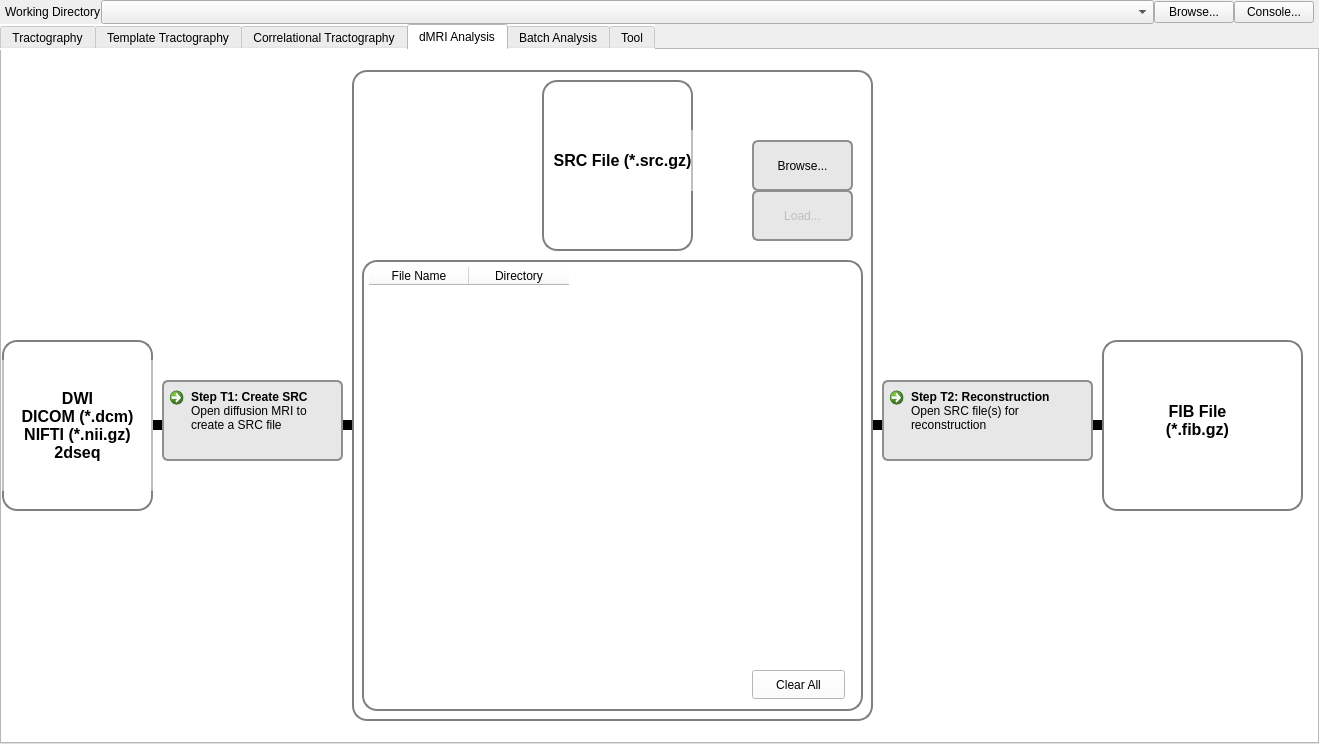
frankyeh/DSI-Studio, file mainwindow.ui: the form before one commit.
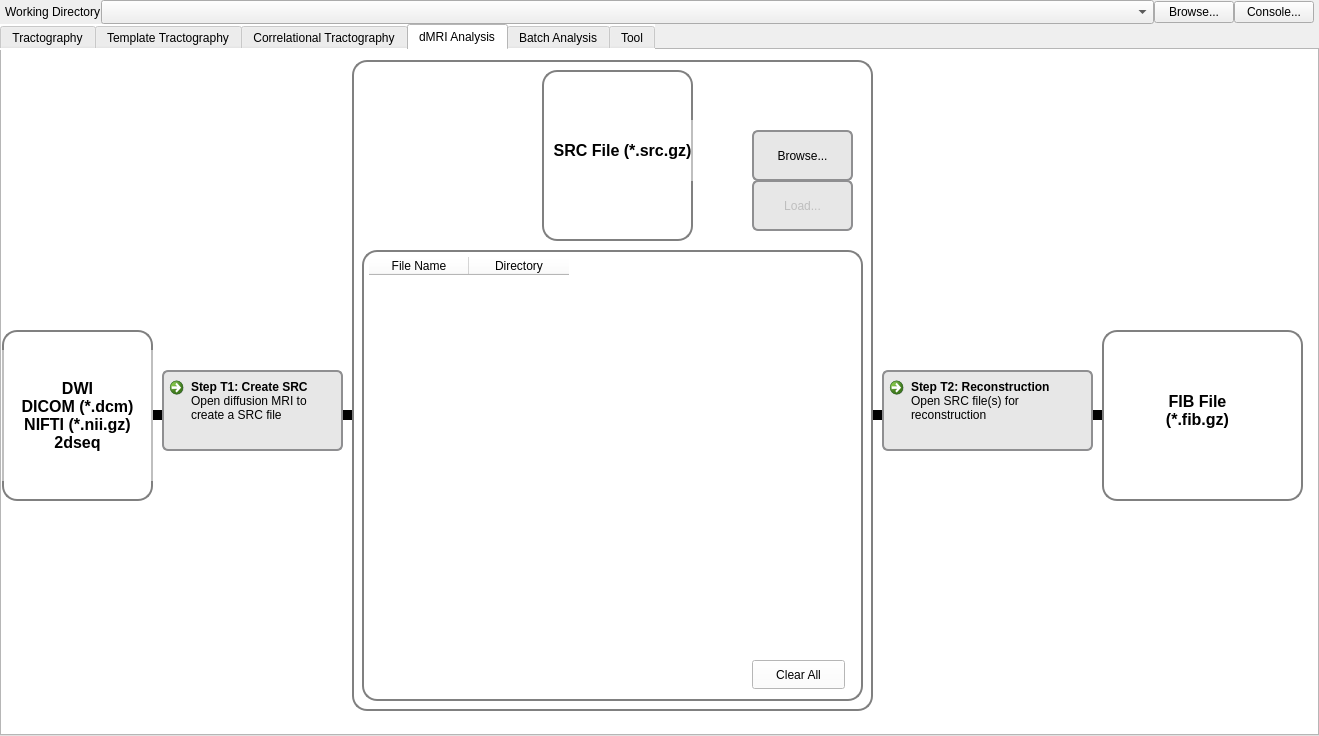
The form after the commit. The open tabs and pages were chosen to show the change. Icons and pictures are not drawn.

What changed in the file:
```diff
--- a/mainwindow.ui
+++ b/mainwindow.ui
@@ -7,7 +7,7 @@
     <x>0</x>
     <y>0</y>
     <width>1319</width>
-    <height>744</height>
+    <height>736</height>
    </rect>
   </property>
   <property name="maximumSize">
@@ -1041,7 +1041,7 @@
         <property name="geometry">
          <rect>
           <x>0</x>
-          <y>290</y>
+          <y>280</y>
           <width>151</width>
           <height>171</height>
          </rect>
@@ -1060,7 +1060,7 @@
         <property name="geometry">
          <rect>
           <x>0</x>
-          <y>310</y>
+          <y>300</y>
           <width>151</width>
           <height>131</height>
          </rect>
@@ -1091,7 +1091,7 @@
         <property name="geometry">
          <rect>
           <x>750</x>
-          <y>620</y>
+          <y>610</y>
           <width>93</width>
           <height>29</height>
          </rect>
@@ -1110,7 +1110,7 @@
         <property name="geometry">
          <rect>
           <x>540</x>
-          <y>30</y>
+          <y>20</y>
           <width>151</width>
           <height>171</height>
          </rect>
@@ -1129,7 +1129,7 @@
         <property name="geometry">
          <rect>
           <x>880</x>
-          <y>330</y>
+          <y>320</y>
           <width>211</width>
           <height>81</height>
          </rect>
@@ -1152,7 +1152,7 @@
         <property name="geometry">
          <rect>
           <x>360</x>
-          <y>210</y>
+          <y>200</y>
           <width>501</width>
           <height>451</height>
          </rect>
@@ -1193,7 +1193,7 @@
         <property name="geometry">
          <rect>
           <x>160</x>
-          <y>330</y>
+          <y>320</y>
           <width>181</width>
           <height>81</height>
          </rect>
@@ -1222,7 +1222,7 @@
         <property name="geometry">
          <rect>
           <x>550</x>
-          <y>80</y>
+          <y>70</y>
           <width>141</width>
           <height>61</height>
          </rect>
@@ -1250,7 +1250,7 @@
         <property name="geometry">
          <rect>
           <x>1100</x>
-          <y>290</y>
+          <y>280</y>
           <width>201</width>
           <height>171</height>
          </rect>
@@ -1269,7 +1269,7 @@
         <property name="geometry">
          <rect>
           <x>90</x>
-          <y>360</y>
+          <y>350</y>
           <width>1081</width>
           <height>31</height>
          </rect>
@@ -1291,7 +1291,7 @@
         <property name="geometry">
          <rect>
           <x>1110</x>
-          <y>340</y>
+          <y>330</y>
           <width>171</width>
           <height>61</height>
          </rect>
@@ -1320,7 +1320,7 @@
         <property name="geometry">
          <rect>
           <x>350</x>
-          <y>20</y>
+          <y>10</y>
           <width>521</width>
           <height>651</height>
          </rect>
@@ -1339,7 +1339,7 @@
         <property name="geometry">
          <rect>
           <x>750</x>
-          <y>140</y>
+          <y>130</y>
           <width>101</width>
           <height>51</height>
          </rect>
@@ -1362,7 +1362,7 @@
         <property name="geometry">
          <rect>
           <x>750</x>
-          <y>90</y>
+          <y>80</y>
           <width>101</width>
           <height>51</height>
          </rect>
```
Left out of the diff: 28 changed lines with no effect on the pictures.
